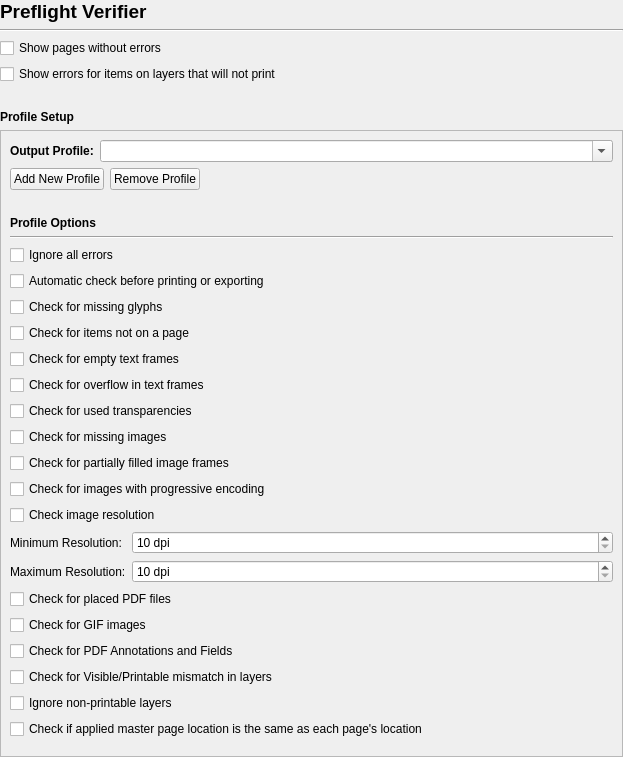
Qt form scribus/ui/preferences/prefs_preflightverifierbase.ui (scribusproject/scribus) before a commit.
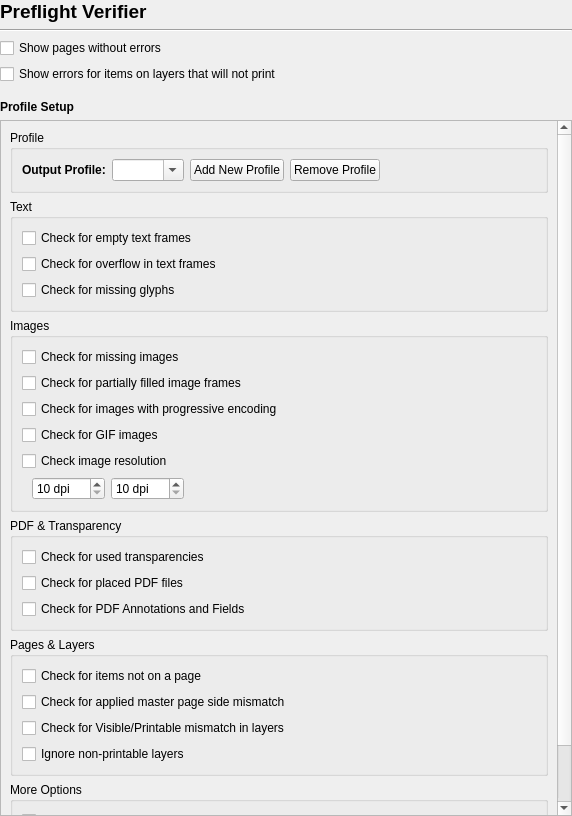
The same form after that commit. Custom widgets are drawn as their Qt base class.

Commit message: #17946: Preflight Verifier Preferences Polish - clean up grouping of verification options

Diff of the .ui file:
```diff
--- a/scribus/ui/preferences/prefs_preflightverifierbase.ui
+++ b/scribus/ui/preferences/prefs_preflightverifierbase.ui
@@ -6,10 +6,13 @@
    <rect>
     <x>0</x>
     <y>0</y>
-    <width>623</width>
-    <height>757</height>
+    <width>572</width>
+    <height>816</height>
    </rect>
   </property>
+  <property name="label" stdset="0">
+   <string>Maximum</string>
+  </property>
   <layout class="QVBoxLayout" name="verticalLayout">
    <property name="leftMargin">
     <number>0</number>
@@ -67,8 +70,8 @@
      </property>
      <property name="sizeHint" stdset="0">
       <size>
-       <width>20</width>
-       <height>20</height>
+       <width>10</width>
+       <height>10</height>
       </size>
      </property>
     </spacer>
@@ -95,17 +98,18 @@
        <rect>
         <x>0</x>
         <y>0</y>
-        <width>610</width>
-        <height>615</height>
+        <width>559</width>
+        <height>684</height>
        </rect>
       </property>
-      <layout class="QVBoxLayout" name="verticalLayout_2">
+      <layout class="QVBoxLayout" name="verticalLayout_4">
        <item>
-        <layout class="QFormLayout" name="formLayout">
-         <property name="formAlignment">
-          <set>Qt::AlignmentFlag::AlignLeading|Qt::AlignmentFlag::AlignLeft|Qt::AlignmentFlag::AlignTop</set>
+        <widget class="QGroupBox" name="groupBox_6">
+         <property name="title">
+          <string>Profile</string>
          </property>
-         <item row="0" column="0">
+         <layout class="QHBoxLayout" name="horizontalLayout">
+          <item>
           <widget class="QLabel" name="label_2">
            <property name="font">
             <font>
@@ -117,17 +121,13 @@
            </property>
           </widget>
          </item>
-         <item row="0" column="1">
+          <item>
           <widget class="QComboBox" name="currentProfileComboBox">
            <property name="editable">
             <bool>true</bool>
            </property>
           </widget>
          </item>
-        </layout>
-       </item>
-       <item>
-        <layout class="QHBoxLayout" name="horizontalLayout">
          <item>
           <widget class="QPushButton" name="addProfilePushButton">
            <property name="text">
@@ -149,77 +149,21 @@
            </property>
            <property name="sizeHint" stdset="0">
             <size>
-             <width>40</width>
-             <height>20</height>
+              <width>10</width>
+              <height>10</height>
             </size>
            </property>
           </spacer>
          </item>
         </layout>
-       </item>
-       <item>
-        <spacer name="verticalSpacer">
-         <property name="orientation">
-          <enum>Qt::Orientation::Vertical</enum>
-         </property>
-         <property name="sizeType">
-          <enum>QSizePolicy::Policy::Fixed</enum>
-         </property>
-         <property name="sizeHint" stdset="0">
-          <size>
-           <width>20</width>
-           <height>20</height>
-          </size>
-         </property>
-        </spacer>
-       </item>
-       <item>
-        <widget class="QLabel" name="label_3">
-         <property name="font">
-          <font>
-           <bold>true</bold>
-          </font>
-         </property>
-         <property name="text">
-          <string>Profile Options</string>
-         </property>
         </widget>
        </item>
        <item>
-        <widget class="Line" name="line_2">
-         <property name="orientation">
-          <enum>Qt::Orientation::Horizontal</enum>
+        <widget class="QGroupBox" name="groupBox">
+         <property name="title">
+          <string>Text</string>
          </property>
-        </widget>
-       </item>
-       <item>
-        <widget class="QCheckBox" name="ignoreAllErrorsCheckBox">
-         <property name="text">
-          <string>Ignore all errors</string>
-         </property>
-        </widget>
-       </item>
-       <item>
-        <widget class="QCheckBox" name="autoCheckBeforePrintExportCheckBox">
-         <property name="text">
-          <string>Automatic check before printing or exporting</string>
-         </property>
-        </widget>
-       </item>
-       <item>
-        <widget class="QCheckBox" name="checkMissingGlyphsCheckBox">
-         <property name="text">
-          <string>Check for missing glyphs</string>
-         </property>
-        </widget>
-       </item>
-       <item>
-        <widget class="QCheckBox" name="checkItemsNotOnAPageCheckBox">
-         <property name="text">
-          <string>Check for items not on a page</string>
-         </property>
-        </widget>
-       </item>
+         <layout class="QVBoxLayout" name="verticalLayout_3">
        <item>
         <widget class="QCheckBox" name="checkEmptyTextFramesCheckBox">
          <property name="text">
@@ -235,12 +179,21 @@
         </widget>
        </item>
        <item>
-        <widget class="QCheckBox" name="checkTransparenciesCheckBox">
+           <widget class="QCheckBox" name="checkMissingGlyphsCheckBox">
          <property name="text">
-          <string>Check for used transparencies</string>
+             <string>Check for missing glyphs</string>
          </property>
         </widget>
        </item>
+         </layout>
+        </widget>
+       </item>
+       <item>
+        <widget class="QGroupBox" name="groupBox_2">
+         <property name="title">
+          <string>Images</string>
+         </property>
+         <layout class="QVBoxLayout" name="verticalLayout_2">
        <item>
         <widget class="QCheckBox" name="checkMissingImagesCheckBox">
          <property name="text">
@@ -262,6 +215,13 @@
          </property>
         </widget>
        </item>
+          <item>
+           <widget class="QCheckBox" name="checkGIFsCheckBox">
+            <property name="text">
+             <string>Check for GIF images</string>
+            </property>
+           </widget>
+          </item>
        <item>
         <widget class="QCheckBox" name="checkImageResolutionCheckBox">
          <property name="text">
@@ -270,18 +230,48 @@
         </widget>
        </item>
        <item>
-        <layout class="QFormLayout" name="formLayout_2">
-         <property name="formAlignment">
-          <set>Qt::AlignmentFlag::AlignLeading|Qt::AlignmentFlag::AlignLeft|Qt::AlignmentFlag::AlignTop</set>
-         </property>
-         <item row="0" column="0">
-          <widget class="QLabel" name="label_4">
-           <property name="text">
-            <string>Minimum Resolution:</string>
-           </property>
-          </widget>
-         </item>
-         <item row="0" column="1">
+           <layout class="QHBoxLayout" name="horizontalLayout_4">
+            <item>
+             <spacer name="horizontalSpacer_2">
+              <property name="orientation">
+               <enum>Qt::Orientation::Horizontal</enum>
+              </property>
+              <property name="sizeType">
+               <enum>QSizePolicy::Policy::Fixed</enum>
+              </property>
+              <property name="sizeHint" stdset="0">
+               <size>
+                <width>10</width>
+                <height>10</height>
+               </size>
+              </property>
+             </spacer>
+            </item>
+            <item>
+             <widget class="FormWidget" name="minResolutionWidget" native="true">
+              <property name="sizePolicy">
+               <sizepolicy hsizetype="Preferred" vsizetype="Minimum">
+                <horstretch>0</horstretch>
+                <verstretch>0</verstretch>
+               </sizepolicy>
+              </property>
+              <property name="label" stdset="0">
+               <string>Minimum</string>
+              </property>
+              <layout class="QHBoxLayout" name="horizontalLayout_2">
+               <property name="leftMargin">
+                <number>0</number>
+               </property>
+               <property name="topMargin">
+                <number>0</number>
+               </property>
+               <property name="rightMargin">
+                <number>0</number>
+               </property>
+               <property name="bottomMargin">
+                <number>0</number>
+               </property>
+               <item>
           <widget class="QSpinBox" name="minimumResolutionSpinBox">
            <property name="suffix">
             <string> dpi</string>
@@ -294,7 +284,34 @@
            </property>
           </widget>
          </item>
-         <item row="1" column="1">
+              </layout>
+             </widget>
+            </item>
+            <item>
+             <widget class="FormWidget" name="maxResolutionWidget" native="true">
+              <property name="sizePolicy">
+               <sizepolicy hsizetype="Preferred" vsizetype="Minimum">
+                <horstretch>0</horstretch>
+                <verstretch>0</verstretch>
+               </sizepolicy>
+              </property>
+              <property name="label" stdset="0">
+               <string>Maximum</string>
+              </property>
+              <layout class="QHBoxLayout" name="horizontalLayout_3">
+               <property name="leftMargin">
+                <number>0</number>
+               </property>
+               <property name="topMargin">
+                <number>0</number>
+               </property>
+               <property name="rightMargin">
+                <number>0</number>
+               </property>
+               <property name="bottomMargin">
+                <number>0</number>
+               </property>
+               <item>
           <widget class="QSpinBox" name="maximumResolutionSpinBox">
            <property name="suffix">
             <string> dpi</string>
@@ -307,14 +324,39 @@
            </property>
           </widget>
          </item>
-         <item row="1" column="0">
-          <widget class="QLabel" name="label_5">
+              </layout>
+             </widget>
+            </item>
+            <item>
+             <spacer name="horizontalSpacer_3">
+              <property name="orientation">
+               <enum>Qt::Orientation::Horizontal</enum>
+              </property>
+              <property name="sizeHint" stdset="0">
+               <size>
+                <width>40</width>
+                <height>20</height>
+               </size>
+              </property>
+             </spacer>
+            </item>
+           </layout>
+          </item>
+         </layout>
+        </widget>
+       </item>
+       <item>
+        <widget class="QGroupBox" name="groupBox_3">
+         <property name="title">
+          <string>PDF &amp;&amp; Transparency</string>
+         </property>
+         <layout class="QVBoxLayout" name="verticalLayout_5">
+          <item>
+           <widget class="QCheckBox" name="checkTransparenciesCheckBox">
            <property name="text">
-            <string>Maximum Resolution:</string>
-           </property>
-          </widget>
-         </item>
-        </layout>
+             <string>Check for used transparencies</string>
+            </property>
+           </widget>
        </item>
        <item>
         <widget class="QCheckBox" name="checkPlacedPDFCheckBox">
@@ -323,13 +365,6 @@
          </property>
         </widget>
        </item>
-       <item>
-        <widget class="QCheckBox" name="checkGIFsCheckBox">
-         <property name="text">
-          <string>Check for GIF images</string>
-         </property>
-        </widget>
-       </item>
        <item>
         <widget class="QCheckBox" name="checkPDFAnnotFieldsCheckBox">
          <property name="text">
@@ -337,6 +372,29 @@
          </property>
         </widget>
        </item>
+         </layout>
+        </widget>
+       </item>
+       <item>
+        <widget class="QGroupBox" name="groupBox_4">
+         <property name="title">
+          <string>Pages &amp;&amp; Layers</string>
+         </property>
+         <layout class="QVBoxLayout" name="verticalLayout_6">
+          <item>
+           <widget class="QCheckBox" name="checkItemsNotOnAPageCheckBox">
+            <property name="text">
+             <string>Check for items not on a page</string>
+            </property>
+           </widget>
+          </item>
+          <item>
+           <widget class="QCheckBox" name="checkAppliedMasterPageLocationCheckBox">
+            <property name="text">
+             <string>Check for applied master page side mismatch</string>
+            </property>
+           </widget>
+          </item>
        <item>
         <widget class="QCheckBox" name="checkVisiblePrintableLayersCheckBox">
          <property name="text">
@@ -351,32 +409,46 @@
          </property>
         </widget>
        </item>
+         </layout>
+        </widget>
+       </item>
        <item>
-        <widget class="QCheckBox" name="checkAppliedMasterPageLocationCheckBox">
+        <widget class="QGroupBox" name="groupBox_5">
+         <property name="title">
+          <string>More Options</string>
+         </property>
+         <layout class="QVBoxLayout" name="verticalLayout_7">
+          <item>
+           <widget class="QCheckBox" name="ignoreAllErrorsCheckBox">
          <property name="text">
-          <string>Check if applied master page location is the same as each page's location</string>
+             <string>Ignore all errors</string>
          </property>
         </widget>
        </item>
        <item>
-        <spacer name="verticalSpacer_2">
-         <property name="orientation">
-          <enum>Qt::Orientation::Vertical</enum>
-         </property>
-         <property name="sizeHint" stdset="0">
-          <size>
-           <width>20</width>
-           <height>124</height>
-          </size>
-         </property>
-        </spacer>
+           <widget class="QCheckBox" name="autoCheckBeforePrintExportCheckBox">
+            <property name="text">
+             <string>Automatic check before printing or exporting</string>
+            </property>
+           </widget>
        </item>
       </layout>
      </widget>
-    </widget>
+       </item>
+      </layout>
+     </widget>
+    </widget>
    </item>
   </layout>
  </widget>
+ <customwidgets>
+  <customwidget>
+   <class>FormWidget</class>
+   <extends>QWidget</extends>
+   <header>ui/widgets/form_widget.h</header>
+   <container>1</container>
+  </customwidget>
+ </customwidgets>
  <resources/>
  <connections/>
 </ui>
```
Lines whose indentation alone changed are shown as unchanged. The commit also changes 1 other file.
